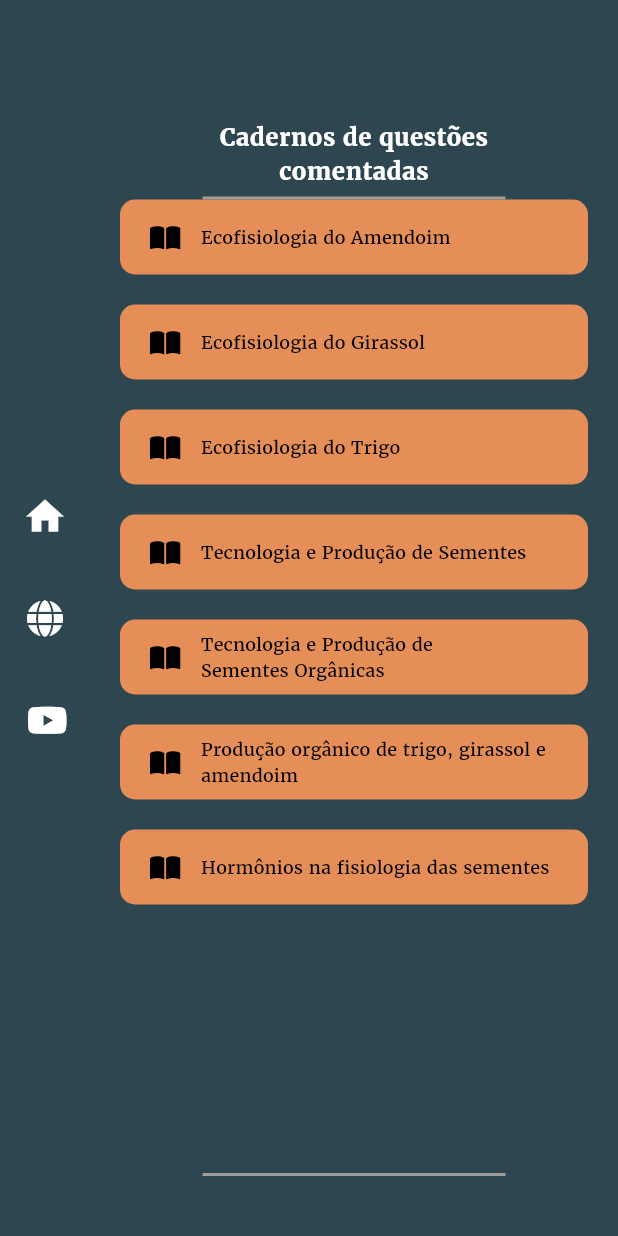
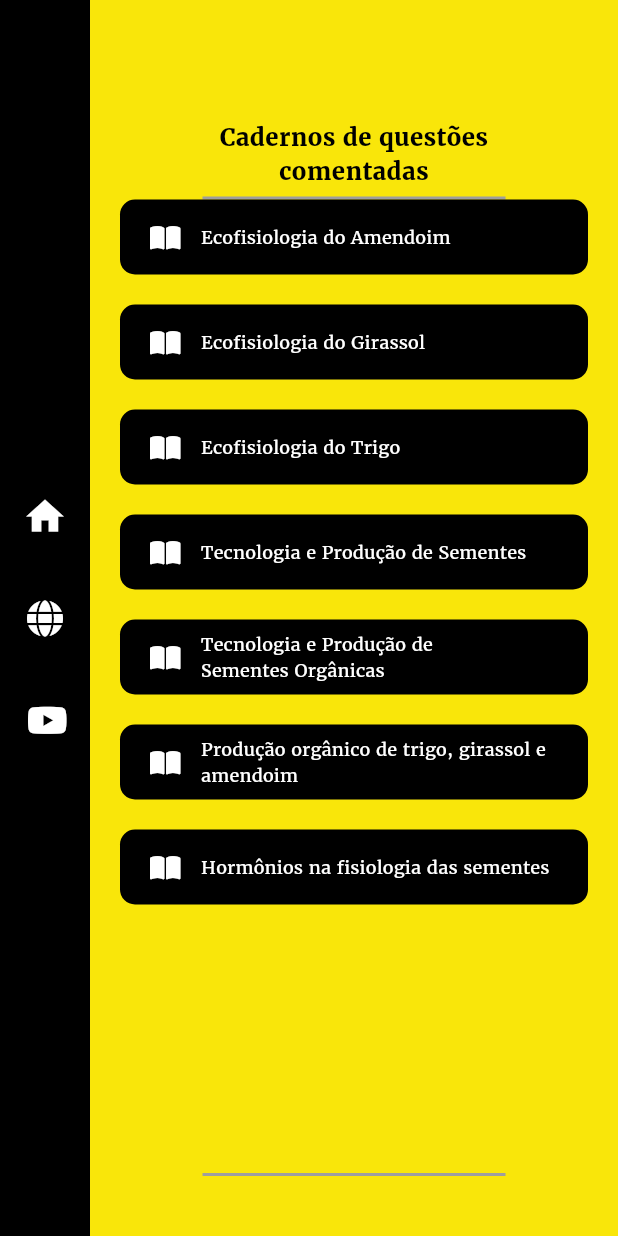
Before and after one commit to daniloasdotcom/App_Semente_e_Graos, a Flutter app: the QuizPage screen opened directly, on a phone screen of 412 x 824 dp. Run offline on Flutter 3.47's test engine with Material 3 defaults, Android fonts, the phone set to English and light mode, and no system bars; our stand-ins replace easy_rich_text, font_awesome_flutter, introduction_screen, shared_preferences; accounts and stored records are empty.

Commit message:
atualização 31032024

```diff
--- a/lib/quiz.page.dart
+++ b/lib/quiz.page.dart
@@ -10,12 +10,12 @@ class QuizPage extends StatelessWidget {
   @override
   Widget build(BuildContext context) {
     return Scaffold(
-      backgroundColor: Color(0xFF2E4650),
+      backgroundColor: Color(0xFFF9E60A),
       body: Row(
         children: [
           Container(
             width: 60, // Largura da barra lateral
-            color: Color(0xFF2E4650),
+            color: Colors.black,
             child: Column(
               mainAxisAlignment: MainAxisAlignment.center,
               children: [
@@ -66,7 +66,7 @@ class QuizPage extends StatelessWidget {
                     style: TextStyle(
                         fontSize: 16,
                         fontFamily: 'Merriweather',
-                        color: Colors.white,
+                        color: Colors.black,
                         fontWeight: FontWeight.bold),
                   ),
                 ),
@@ -88,7 +88,7 @@ class QuizPage extends StatelessWidget {
                               margin:
                                   const EdgeInsets.only(left: 20, right: 20),
                               decoration: BoxDecoration(
-                                color: Color(0xFFE58E57),
+                                color: Colors.black,
                                 borderRadius: BorderRadius.circular(10),
                               ),
                               child: TextButton.icon(
@@ -125,7 +125,7 @@ class QuizPage extends StatelessWidget {
                                   children: [
                                     SizedBox(width: 8),
                                     Icon(FontAwesomeIcons.bookOpen,
-                                        color: Colors.black),
+                                        color: Colors.white),
                                     SizedBox(
                                         width:
                                             8), // Espaço entre o ícone e o texto
@@ -140,7 +140,7 @@ class QuizPage extends StatelessWidget {
                                   style: TextStyle(
                                     fontFamily: 'Merriweather',
                                     fontSize: 12,
-                                    color: Colors.black,
+                                    color: Colors.white,
                                   ),
                                   textAlign: TextAlign.left,
                                 ),
@@ -153,7 +153,7 @@ class QuizPage extends StatelessWidget {
                               margin:
                                   const EdgeInsets.only(left: 20, right: 20),
                               decoration: BoxDecoration(
-                                color: Color(0xFFE58E57),
+                                color: Colors.black,
                                 borderRadius: BorderRadius.circular(10),
                               ),
                               child: TextButton.icon(
@@ -190,7 +190,7 @@ class QuizPage extends StatelessWidget {
                                   children: [
                                     SizedBox(width: 8),
                                     Icon(FontAwesomeIcons.bookOpen,
-                                        color: Colors.black),
+                                        color: Colors.white),
                                     SizedBox(
                                         width:
                                             8), // Espaço entre o ícone e o texto
@@ -205,7 +205,7 @@ class QuizPage extends StatelessWidget {
                                   style: TextStyle(
                                     fontFamily: 'Merriweather',
                                     fontSize: 12,
-                                    color: Colors.black,
+                                    color: Colors.white,
                                   ),
                                   textAlign: TextAlign.left,
                                 ),
@@ -218,7 +218,7 @@ class QuizPage extends StatelessWidget {
                               margin:
                                   const EdgeInsets.only(left: 20, right: 20),
                               decoration: BoxDecoration(
-                                color: Color(0xFFE58E57),
+                                color: Colors.black,
                                 borderRadius: BorderRadius.circular(10),
                               ),
                               child: TextButton.icon(
@@ -255,7 +255,7 @@ class QuizPage extends StatelessWidget {
                                   children: [
                                     SizedBox(width: 8),
                                     Icon(FontAwesomeIcons.bookOpen,
-                                        color: Colors.black),
+                                        color: Colors.white),
                                     SizedBox(
                                         width:
                                             8), // Espaço entre o ícone e o texto
@@ -270,7 +270,7 @@ class QuizPage extends StatelessWidget {
                                   style: TextStyle(
                                     fontFamily: 'Merriweather',
                                     fontSize: 12,
-                                    color: Colors.black,
+                                    color: Colors.white,
                                   ),
                                   textAlign: TextAlign.left,
                                 ),
@@ -283,7 +283,7 @@ class QuizPage extends StatelessWidget {
                               margin:
                                   const EdgeInsets.only(left: 20, right: 20),
                               decoration: BoxDecoration(
-                                color: Color(0xFFE58E57),
+                                color: Colors.black,
                                 borderRadius: BorderRadius.circular(10),
                               ),
                               child: TextButton.icon(
@@ -320,7 +320,7 @@ class QuizPage extends StatelessWidget {
                                   children: [
                                     SizedBox(width: 8),
                                     Icon(FontAwesomeIcons.bookOpen,
-                                        color: Colors.black),
+                                        color: Colors.white),
                                     SizedBox(
                                         width:
                                             8), // Espaço entre o ícone e o texto
@@ -335,7 +335,7 @@ class QuizPage extends StatelessWidget {
                                   style: TextStyle(
                                     fontFamily: 'Merriweather',
                                     fontSize: 12,
-                                    color: Colors.black,
+                                    color: Colors.white,
                                   ),
                                   textAlign: TextAlign.left,
                                 ),
@@ -348,7 +348,7 @@ class QuizPage extends StatelessWidget {
                               margin:
                                   const EdgeInsets.only(left: 20, right: 20),
                               decoration: BoxDecoration(
-                                color: Color(0xFFE58E57),
+                                color: Colors.black,
                                 borderRadius: BorderRadius.circular(10),
                               ),
                               child: TextButton.icon(
@@ -385,7 +385,7 @@ class QuizPage extends StatelessWidget {
                                   children: [
                                     SizedBox(width: 8),
                                     Icon(FontAwesomeIcons.bookOpen,
-                                        color: Colors.black),
+                                        color: Colors.white),
                                     SizedBox(
                                         width:
                                             8), // Espaço entre o ícone e o texto
@@ -400,7 +400,7 @@ class QuizPage extends StatelessWidget {
                                   style: TextStyle(
                                     fontFamily: 'Merriweather',
                                     fontSize: 12,
-                                    color: Colors.black,
+                                    color: Colors.white,
                                   ),
                                   textAlign: TextAlign.left,
                                 ),
@@ -413,7 +413,7 @@ class QuizPage extends StatelessWidget {
                               margin:
                                   const EdgeInsets.only(left: 20, right: 20),
                               decoration: BoxDecoration(
-                                color: Color(0xFFE58E57),
+                                color: Colors.black,
                                 borderRadius: BorderRadius.circular(10),
                               ),
                               child: TextButton.icon(
@@ -450,7 +450,7 @@ class QuizPage extends StatelessWidget {
                                   children: [
                                     SizedBox(width: 8),
                                     Icon(FontAwesomeIcons.bookOpen,
-                                        color: Colors.black),
+                                        color: Colors.white),
                                     SizedBox(
                                         width:
                                             8), // Espaço entre o ícone e o texto
@@ -465,7 +465,7 @@ class QuizPage extends StatelessWidget {
                                   style: TextStyle(
                                     fontFamily: 'Merriweather',
                                     fontSize: 12,
-                                    color: Colors.black,
+                                    color: Colors.white,
                                   ),
                                   textAlign: TextAlign.left,
                                 ),
@@ -478,7 +478,7 @@ class QuizPage extends StatelessWidget {
                               margin:
                                   const EdgeInsets.only(left: 20, right: 20),
                               decoration: BoxDecoration(
-                                color: Color(0xFFE58E57),
+                                color: Colors.black,
                                 borderRadius: BorderRadius.circular(10),
                               ),
                               child: TextButton.icon(
@@ -515,7 +515,7 @@ class QuizPage extends StatelessWidget {
                                   children: [
                                     SizedBox(width: 8),
                                     Icon(FontAwesomeIcons.bookOpen,
-                                        color: Colors.black),
+                                        color: Colors.white),
                                     SizedBox(
                                         width:
                                             8), // Espaço entre o ícone e o texto
@@ -530,7 +530,7 @@ class QuizPage extends StatelessWidget {
                                   style: TextStyle(
                                     fontFamily: 'Merriweather',
                                     fontSize: 12,
-                                    color: Colors.black,
+                                    color: Colors.white,
                                   ),
                                   textAlign: TextAlign.left,
                                 ),
```
